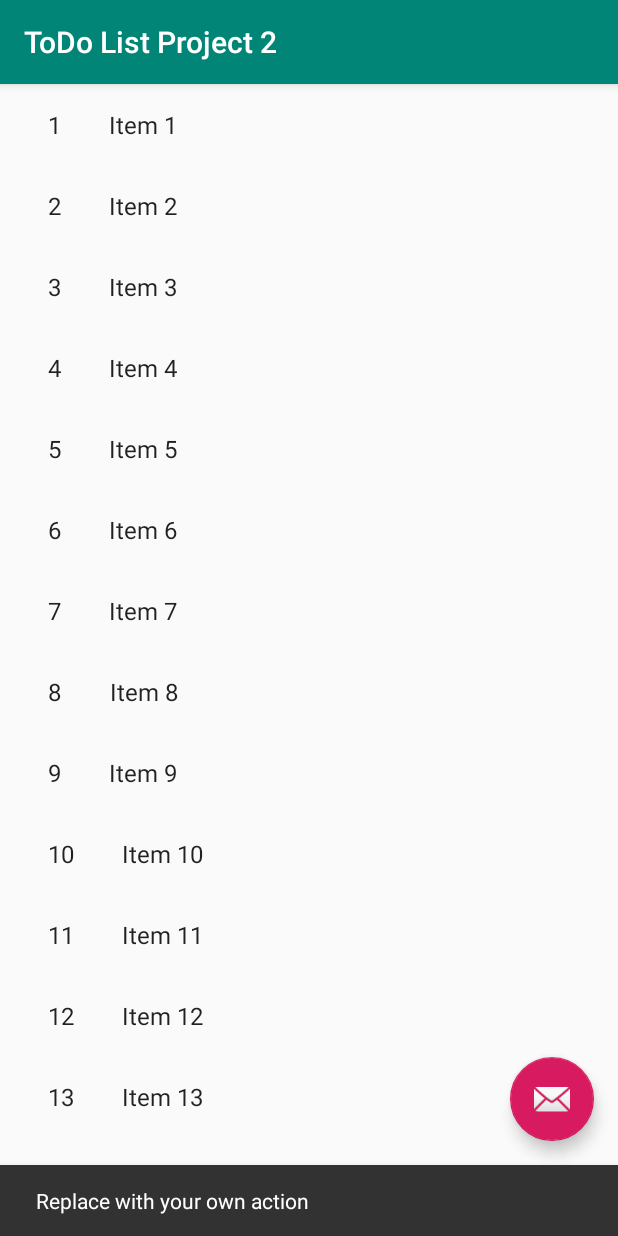
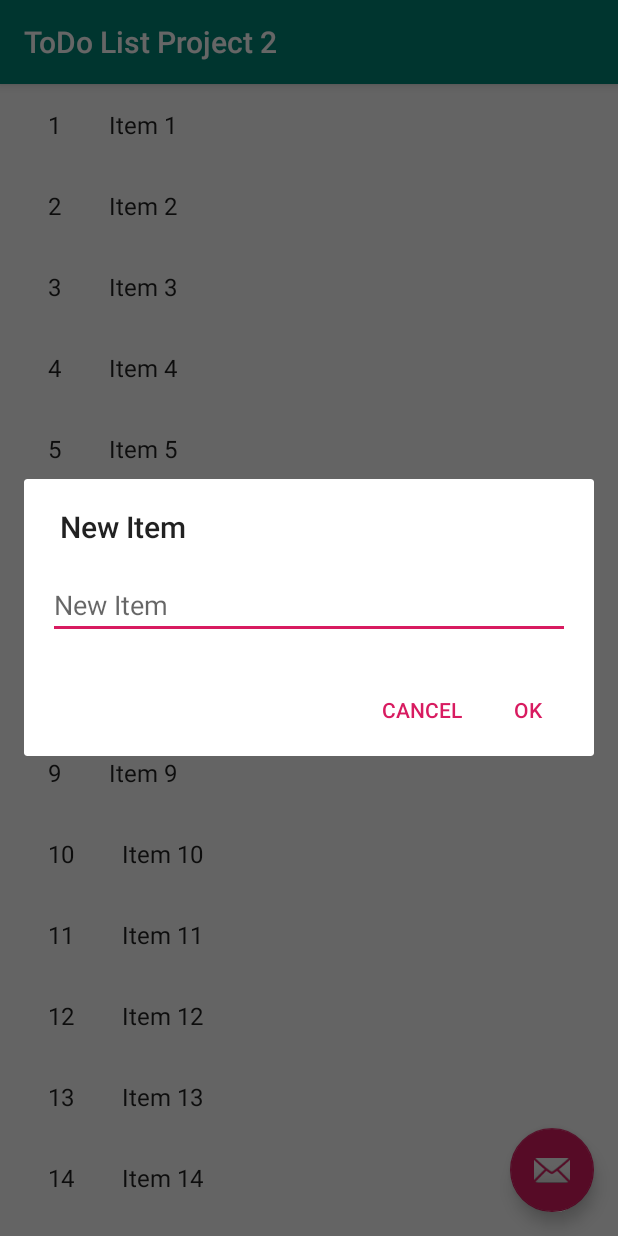
Before and after one commit to CrazySteve/Android-Project-2-, an Android app: the screen it shows after launch (ItemListActivity), after a tap on an icon or button, on a phone screen of 412 x 824 dp. Run offline under Robolectric (Android 15) with nearby library versions, the phone set to English and light mode, and no system bars.

Commit message:
Add item to list

```diff
--- a/app/src/main/java/com/zybooks/todolistproject2/ItemListActivity.java
+++ b/app/src/main/java/com/zybooks/todolistproject2/ItemListActivity.java
@@ -6,6 +6,7 @@
 
 import androidx.annotation.NonNull;
 import androidx.appcompat.app.AppCompatActivity;
+import androidx.fragment.app.FragmentManager;
 import androidx.recyclerview.widget.RecyclerView;
 import androidx.appcompat.widget.Toolbar;
 
@@ -29,13 +30,14 @@
  * item details. On tablets, the activity presents the list of items and
  * item details side-by-side using two vertical panes.
  */
-public class ItemListActivity extends AppCompatActivity {
+public class ItemListActivity extends AppCompatActivity implements ItemListTextDialogFragment.ItemDialogListener {
 
     /**
      * Whether or not the activity is in two-pane mode, i.e. running on a tablet
      * device.
      */
     private boolean mTwoPane;
+    private ItemListTextDialogFragment textDialogFragment = new ItemListTextDialogFragment();
 
     @Override
     protected void onCreate(Bundle savedInstanceState) {
@@ -50,8 +52,8 @@
         fab.setOnClickListener(new View.OnClickListener() {
             @Override
             public void onClick(View view) {
-                Snackbar.make(view, "Replace with your own action", Snackbar.LENGTH_LONG)
-                        .setAction("Action", null).show();
+
+                openItemDialog();
             }
         });
 
@@ -63,13 +65,38 @@
             mTwoPane = true;
         }
 
+       FindAndSetupRecyclerView();
+    }
+
+    private void setupRecyclerView(@NonNull RecyclerView recyclerView) {
+        recyclerView.setAdapter(new SimpleItemRecyclerViewAdapter(this, DummyContent.ITEMS, mTwoPane));
+    }
+
+    private void FindAndSetupRecyclerView(){
+
         View recyclerView = findViewById(R.id.item_list);
         assert recyclerView != null;
         setupRecyclerView((RecyclerView) recyclerView);
     }
 
-    private void setupRecyclerView(@NonNull RecyclerView recyclerView) {
-        recyclerView.setAdapter(new SimpleItemRecyclerViewAdapter(this, DummyContent.ITEMS, mTwoPane));
+    @Override
+    public void listenText(String newItemText) {
+
+        DummyContent.DummyItem newItem = new DummyContent.DummyItem( Integer.toString(DummyContent.ITEMS.size() + 1), newItemText, makeDetails(DummyContent.ITEMS.size() + 1));
+
+        DummyContent.ITEMS.add(newItem);
+        DummyContent.ITEM_MAP.put(newItem.id, newItem);
+
+        textDialogFragment.dismiss();
+    }
+
+    private static String makeDetails(int position) {
+        StringBuilder builder = new StringBuilder();
+        builder.append("Details about Item: ").append(position);
+        for (int i = 0; i < position; i++) {
+            builder.append("\nMore details information here.");
+        }
+        return builder.toString();
     }
 
     public static class SimpleItemRecyclerViewAdapter
@@ -140,4 +167,14 @@
             }
         }
     }
+
+    private void openItemDialog(){
+
+
+        textDialogFragment.show(getSupportFragmentManager(), "New Item Dialog");
+
+
+    }
+
+
 }
--- /dev/null
+++ b/app/src/main/java/com/zybooks/todolistproject2/ItemListTextDialogFragment.java
@@ -0,0 +1,72 @@
+package com.zybooks.todolistproject2;
+
+import android.app.Dialog;
+import android.content.Context;
+import android.content.DialogInterface;
+import android.os.Bundle;
+import android.view.LayoutInflater;
+import android.view.View;
+import android.widget.EditText;
+
+import androidx.appcompat.app.AlertDialog;
+import androidx.fragment.app.DialogFragment;
+
+public class ItemListTextDialogFragment extends DialogFragment {
+
+    public boolean confirmedSelection;
+    public EditText newItemEditText;
+    public String newItemText;
+
+    public ItemDialogListener listener;
+
+    @Override
+    public Dialog onCreateDialog(Bundle savedInstanceState) {
+        // Use the Builder class for convenient dialog construction
+
+
+        AlertDialog.Builder builder = new AlertDialog.Builder(getActivity());
+
+        LayoutInflater inflater = getActivity().getLayoutInflater();
+        View view = inflater.inflate(R.layout.item_list_dialog, null);
+        builder.setView(view);
+        builder.setTitle(R.string.ItemListDialogTitle)
+
+                .setPositiveButton(R.string.okString, new DialogInterface.OnClickListener() {
+                    public void onClick(DialogInterface dialog, int id) {
+                        newItemText = newItemEditText.getText().toString();
+                        listener.listenText(newItemText);
+                        confirmedSelection = true;
+                    }
+                })
+                .setNegativeButton(R.string.cancelString, new DialogInterface.OnClickListener() {
+                    public void onClick(DialogInterface dialog, int id) {
+                        // User cancelled the dialog
+                        confirmedSelection = false;
+                    }
+                });
+        // Create the AlertDialog object and return it
+
+        newItemEditText = view.findViewById(R.id.new_item_text);
+
+        return builder.create();
+    }
+
+    @Override
+    public void onAttach(Context context){
+        super.onAttach(context);
+
+        try {
+            listener = (ItemDialogListener) context;
+        }catch(ClassCastException e)
+        {
+            throw new ClassCastException(context.toString() +
+                    "must implement ItemDialogListener");
+        }
+
+    }
+
+
+    public interface ItemDialogListener{
+        void listenText(String newItemText);
+    }
+}
--- /dev/null
+++ b/app/src/main/res/layout/item_list_dialog.xml
@@ -0,0 +1,13 @@
+<?xml version="1.0" encoding="utf-8"?>
+<RelativeLayout xmlns:android="http://schemas.android.com/apk/res/android"
+    android:layout_width="match_parent" android:layout_height="match_parent"
+    android:padding="16dp">
+
+    <EditText
+        android:id="@+id/new_item_text"
+        android:layout_width="match_parent"
+        android:layout_height="wrap_content"
+        android:hint="New Item"
+        />
+
+</RelativeLayout>
--- a/app/src/main/res/values/strings.xml
+++ b/app/src/main/res/values/strings.xml
@@ -1,4 +1,7 @@
 <resources>
     <string name="app_name">ToDo List Project 2</string>
     <string name="title_item_detail">Item Detail</string>
+    <string name="ItemListDialogTitle">New Item</string>
+    <string name="okString">Ok</string>
+    <string name="cancelString">Cancel</string>
 </resources>
```
